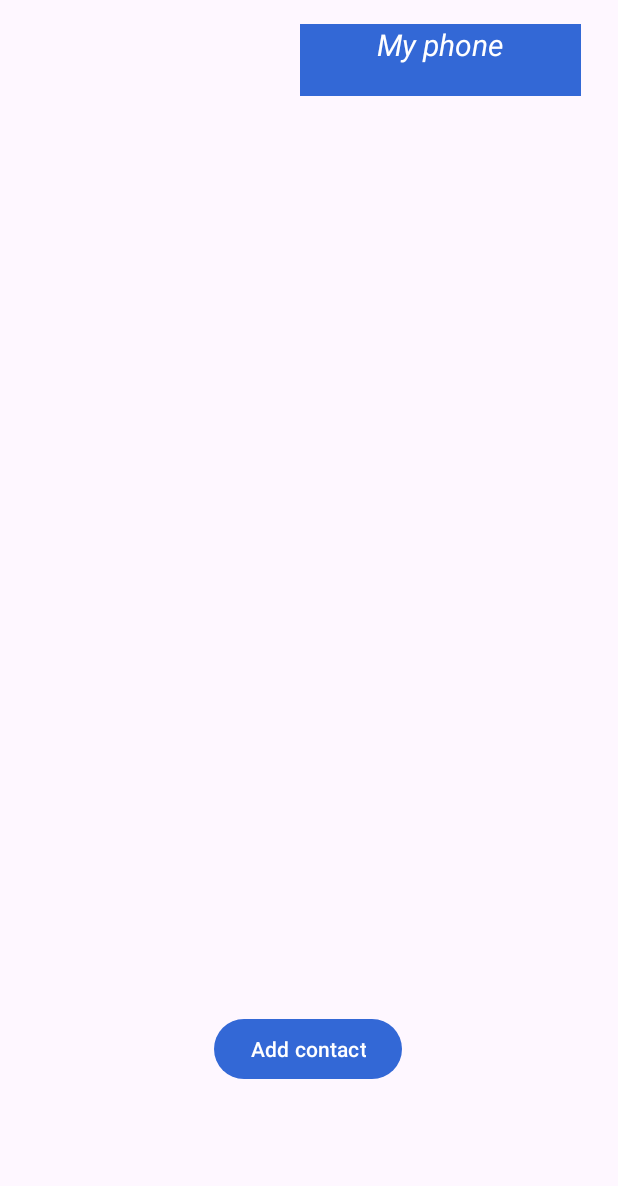
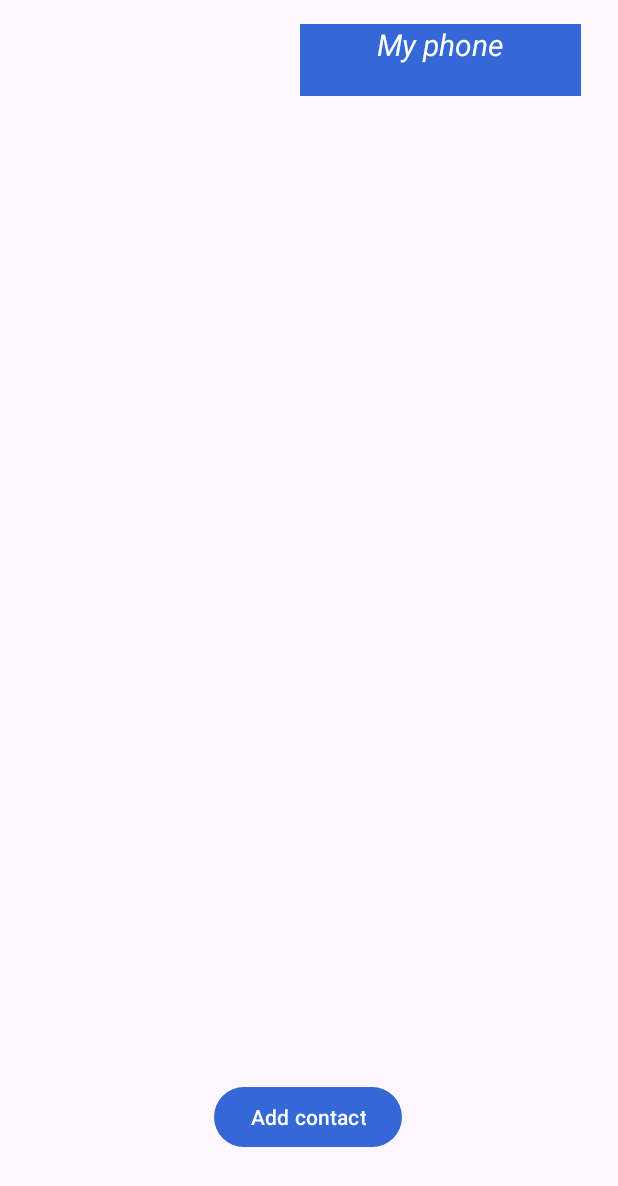
Before and after one commit to 0xleft/sma, an Android app: the layout contact_list_activity.xml on its own in the app's theme, with its tools: preview values and no code run, on a phone screen of 412 x 824 dp. Shown: the top 1186 px of the screen. Run offline under Robolectric (Android 15) with nearby library versions, the phone set to English and light mode, and no system bars.

Commit message:
fix not showing add contact

```diff
--- a/android/app/src/main/res/layout/contact_list_activity.xml
+++ b/android/app/src/main/res/layout/contact_list_activity.xml
@@ -22,14 +22,12 @@
         android:layout_width="wrap_content"
         android:layout_height="wrap_content"
         android:layout_marginStart="142dp"
-        android:layout_marginTop="629dp"
         android:layout_marginEnd="143dp"
         android:layout_marginBottom="55dp"
         android:text="Add contact"
         app:layout_constraintBottom_toBottomOf="parent"
         app:layout_constraintEnd_toEndOf="parent"
-        app:layout_constraintStart_toStartOf="parent"
-        app:layout_constraintTop_toTopOf="parent" />
+        app:layout_constraintStart_toStartOf="parent" />
 
     <TextView
         android:id="@+id/my_phone"
```
